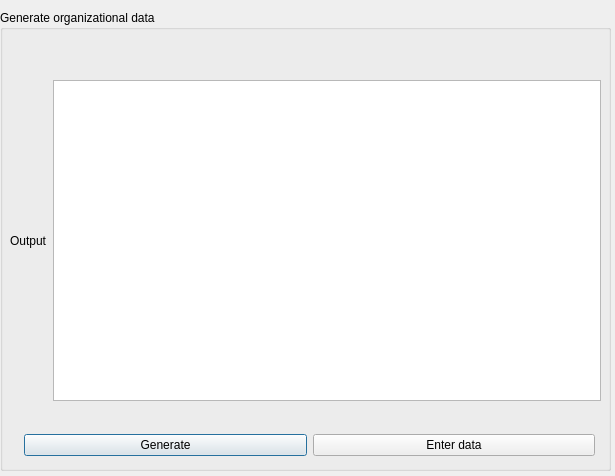
Qt form Organizational_data/thirdwindow.ui (ProjectTeamfitkb/Project_Work) before a commit.
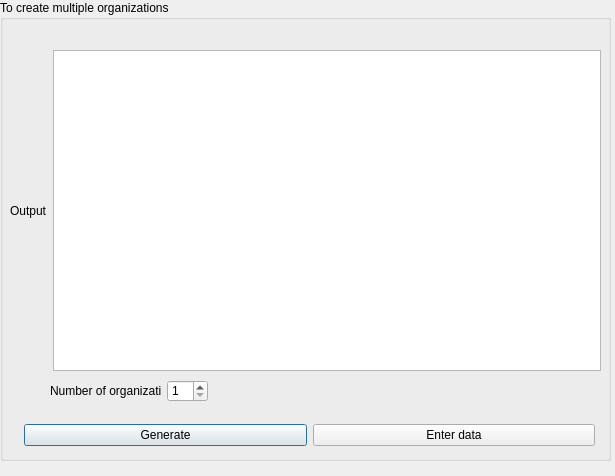
The same form after that commit.

Patch:
```diff
--- a/Organizational_data/thirdwindow.ui
+++ b/Organizational_data/thirdwindow.ui
@@ -17,13 +17,13 @@
    <property name="geometry">
     <rect>
      <x>0</x>
-     <y>10</y>
+     <y>0</y>
      <width>611</width>
      <height>461</height>
     </rect>
    </property>
    <property name="title">
-    <string>Generate organizational data</string>
+    <string>To create multiple organizations</string>
    </property>
    <widget class="QWidget" name="layoutWidget">
     <property name="geometry">
@@ -55,7 +55,7 @@
     <property name="geometry">
      <rect>
       <x>10</x>
-      <y>70</y>
+      <y>50</y>
       <width>591</width>
       <height>321</height>
      </rect>
@@ -81,6 +81,32 @@
      </item>
     </layout>
    </widget>
+   <widget class="QWidget" name="">
+    <property name="geometry">
+     <rect>
+      <x>50</x>
+      <y>380</y>
+      <width>158</width>
+      <height>22</height>
+     </rect>
+    </property>
+    <layout class="QHBoxLayout" name="horizontalLayout_3">
+     <item>
+      <widget class="QLabel" name="label_2">
+       <property name="text">
+        <string>Number of organizations</string>
+       </property>
+      </widget>
+     </item>
+     <item>
+      <widget class="QSpinBox" name="spinBox">
+       <property name="minimum">
+        <number>1</number>
+       </property>
+      </widget>
+     </item>
+    </layout>
+   </widget>
   </widget>
  </widget>
  <resources/>
```
Left out of the diff: 6 changed lines with no effect on the pictures.
